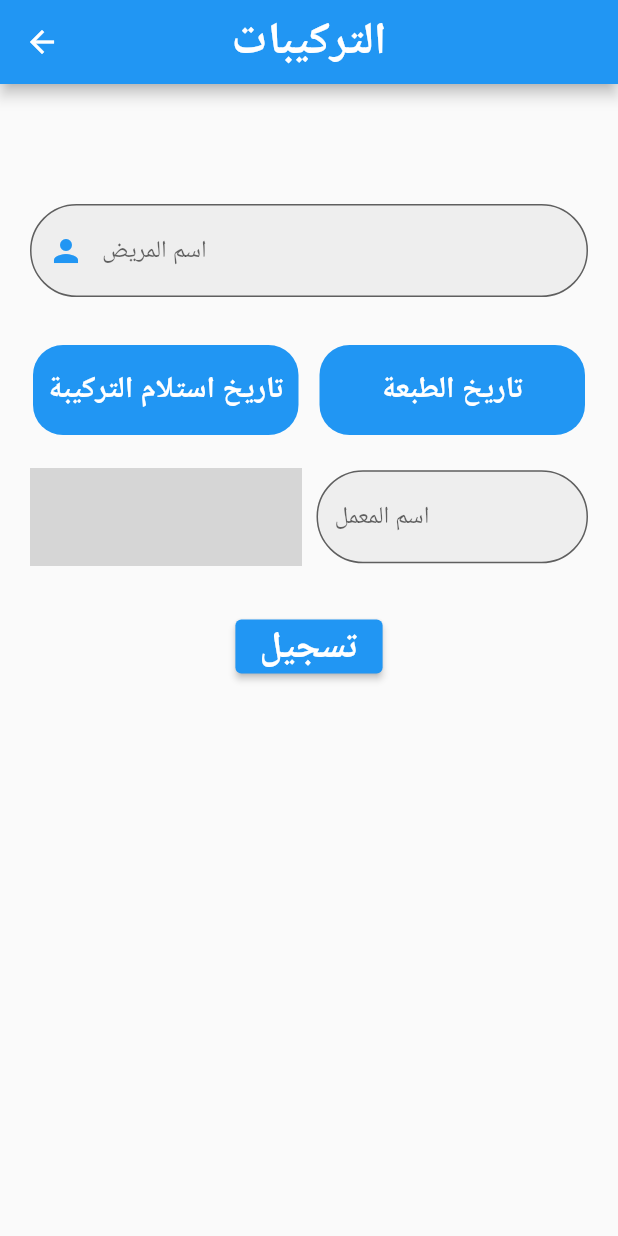
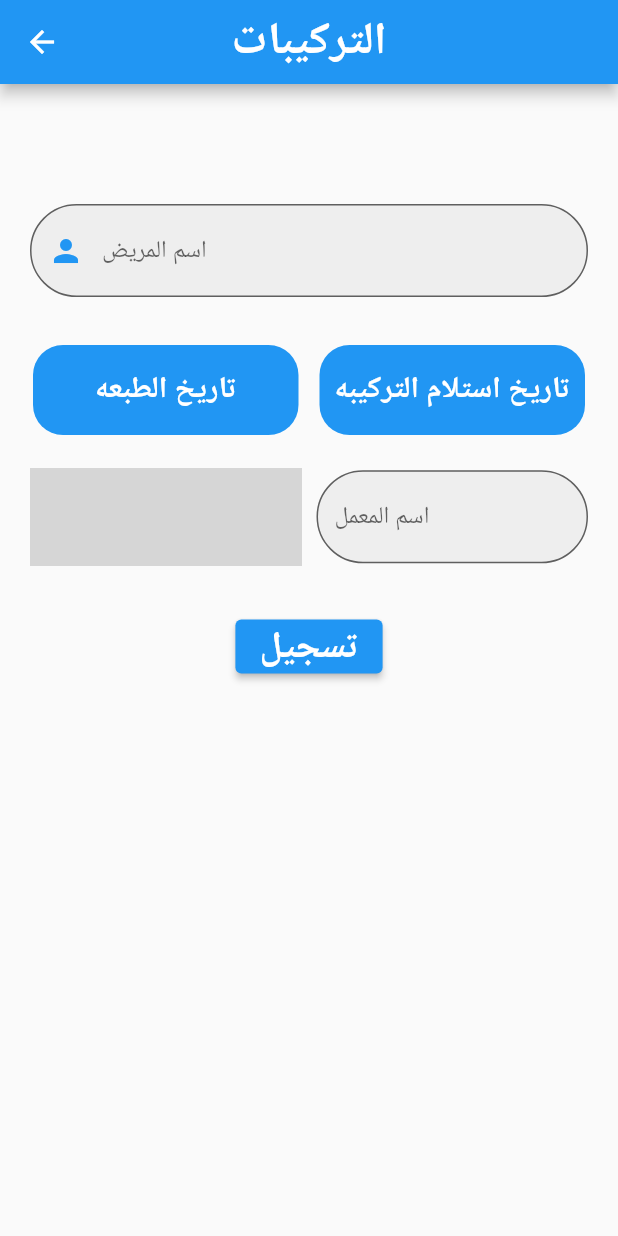
Before and after one commit to ibrahimMedhat-1/pioneer, a Flutter app: the Fixtures screen opened directly, after a tap on "تسجيل", on a phone screen of 412 x 824 dp. Run offline on Flutter 3.47's test engine with Material 2 defaults, Android fonts, the phone set to English and light mode, and no system bars; our stand-ins replace cloud_firestore, firebase_auth, firebase_core, flutter_bloc; missing offline and left inert: flutter_dropdown; accounts and stored records are empty; grey boxes are pictures that could not be loaded.

Commit message:
add dates & fixtures to doctors and to allDates

```diff
--- a/lib/view/fixtures/fixtures.dart
+++ b/lib/view/fixtures/fixtures.dart
@@ -1,9 +1,10 @@
 import 'package:flutter/material.dart';
+import 'package:flutter_bloc/flutter_bloc.dart';
 import 'package:flutter_dropdown/flutter_dropdown.dart';
+import 'package:pioneer/view_model/fixtures_cubit/fixtures_cubit.dart';
 
 class Fixtures extends StatefulWidget {
   const Fixtures({super.key});
-
 
   @override
   State<Fixtures> createState() => _FixturesState();
@@ -14,9 +15,9 @@ class _FixturesState extends State<Fixtures> {
 
   @override
   Widget build(BuildContext context) {
-    DateTime? dateTime;
-    void selectDate(context) async {
-      dateTime = await showDatePicker(
+    String? dateTime;
+    Future<String> selectDate(context) async {
+      await showDatePicker(
           context: context,
           initialDate: DateTime.now(),
           firstDate: DateTime.now(),
@@ -37,36 +38,40 @@ class _FixturesState extends State<Fixtures> {
               ),
               child: child!,
             );
+          }).then((value) {
+        dateTime = '${value!.year}-${value!.month}-${value!.day}';
       });
-      setState(() {
-        stringDate = '${dateTime!.year}-${dateTime!.month}-${dateTime!.day}';
-      });
+      return dateTime!;
     }
+
+    return BlocProvider(
+      create: (context) => FixturesCubit(),
+      child: BlocConsumer<FixturesCubit, FixturesState>(
+        listener: (context, state) {},
+        builder: (context, state) {
+          FixturesCubit cubit = FixturesCubit.get(context);
           return Scaffold(
             appBar: AppBar(
               centerTitle: true,
-        title: const Text(
-            style: TextStyle(fontSize: 30,fontWeight: FontWeight.bold,color: Colors.white),
-            'التركيبات'),
+              title: const Text(style: TextStyle(fontSize: 30, fontWeight: FontWeight.bold, color: Colors.white), 'التركيبات'),
             ),
             body: SingleChildScrollView(
               child: Padding(
                 padding: const EdgeInsets.all(20.0),
                 child: Column(
                   children: [
-              const SizedBox(height: 60,),
+                    const SizedBox(
+                      height: 60,
+                    ),
                     TextFormField(
                       keyboardType: TextInputType.text,
-                onFieldSubmitted: (String value) {
-                  print(value);
-                },
-                onChanged: (String value) {
-                  print(value);
-                },
+                      controller: cubit.patientNameController,
                       decoration: InputDecoration(
                           filled: true,
                           fillColor: Colors.grey[200],
-                    labelStyle: TextStyle(color: Colors.grey[700],),
+                          labelStyle: TextStyle(
+                            color: Colors.grey[700],
+                          ),
                           hintText: 'اسم المريض',
                           prefixIcon: const Icon(
                             Icons.person,
@@ -76,46 +81,52 @@ class _FixturesState extends State<Fixtures> {
                             borderSide: const BorderSide(color: Colors.blue),
                             borderRadius: BorderRadius.circular(50.0),
                           ),
-                    border: OutlineInputBorder(
-                        borderRadius: BorderRadius.circular(50))),
+                          border: OutlineInputBorder(borderRadius: BorderRadius.circular(50))),
                     ),
-              const SizedBox(height: 30,),
+                    const SizedBox(
+                      height: 30,
+                    ),
                     Row(
                       children: [
                         Expanded(
                           child: InkWell(
-                      onTap: () {
-                        selectDate(context);
+                            onTap: () async {
+                              cubit.changePrintDate(await selectDate(context));
                             },
                             child: Container(
                               margin: const EdgeInsets.all(2),
                               height: 60,
                               decoration: BoxDecoration(color: Colors.blue, borderRadius: BorderRadius.circular(20)),
-                        child: const Center(
-                          child: Text(style: TextStyle(fontWeight: FontWeight.bold, fontSize: 20, color: Colors.white), 'تاريخ استلام التركيبة'),
+                              child: Center(
+                                child: Text(style: TextStyle(fontWeight: FontWeight.bold, fontSize: 20, color: Colors.white), cubit.stringPrintDate),
                               ),
                             ),
                           ),
                         ),
-                  const SizedBox(width: 10,),
+                        const SizedBox(
+                          width: 10,
+                        ),
                         Expanded(
                           child: InkWell(
-                      onTap: () {
-                        selectDate(context);
+                            onTap: () async {
+                              cubit.changeReceiveDate(await selectDate(context));
                             },
                             child: Container(
                               margin: const EdgeInsets.all(2),
                               height: 60,
                               decoration: BoxDecoration(color: Colors.blue, borderRadius: BorderRadius.circular(20)),
-                        child: const Center(
-                          child: Text(style: TextStyle(fontWeight: FontWeight.bold, fontSize: 20, color: Colors.white), 'تاريخ الطبعة'),
+                              child: Center(
+                                child:
+                                    Text(style: TextStyle(fontWeight: FontWeight.bold, fontSize: 20, color: Colors.white), cubit.stringReceiveDate),
                               ),
                             ),
                           ),
                         ),
                       ],
                     ),
-              const SizedBox(height: 20,),
+                    const SizedBox(
+                      height: 20,
+                    ),
                     Row(
                       children: [
                         Expanded(
@@ -133,44 +144,64 @@ class _FixturesState extends State<Fixtures> {
                                   Icons.expand_more,
                                   color: Colors.white,
                                 ),
+                                onChanged: (value) {
+                                  cubit.drNameValue = value;
+                                },
                               ),
                             ),
                           ),
                         ),
-                  const SizedBox(width: 10,),
+                        const SizedBox(
+                          width: 10,
+                        ),
                         Expanded(
                           child: TextFormField(
                             keyboardType: TextInputType.text,
-                      onFieldSubmitted: (String value) {
-                        print(value);
-                      },
-                      onChanged: (String value) {
-                        print(value);
-                      },
+                            controller: cubit.labNameController,
                             decoration: InputDecoration(
                                 filled: true,
                                 fillColor: Colors.grey[200],
-                          labelStyle: TextStyle(color: Colors.grey[700],),
+                                labelStyle: TextStyle(
+                                  color: Colors.grey[700],
+                                ),
                                 hintText: 'اسم المعمل ',
                                 focusedBorder: OutlineInputBorder(
                                   borderSide: const BorderSide(color: Colors.blue),
                                   borderRadius: BorderRadius.circular(50.0),
                                 ),
-                          border: OutlineInputBorder(
-                              borderRadius: BorderRadius.circular(50))),
+                                border: OutlineInputBorder(borderRadius: BorderRadius.circular(50))),
                           ),
                         ),
                       ],
                     ),
-              const SizedBox(height: 30,),
-              ElevatedButton(onPressed: (){}, child: const Text(
-
-                  style: TextStyle(fontSize: 25,fontWeight: FontWeight.bold,),
+                    const SizedBox(
+                      height: 30,
+                    ),
+                    cubit.isLoading
+                        ? const CircularProgressIndicator()
+                        : ElevatedButton(
+                            onPressed: () {
+                              cubit.addFixture(
+                                patientName: cubit.patientNameController.text,
+                                printDate: cubit.stringPrintDate,
+                                receiveDate: cubit.stringReceiveDate,
+                                labName: cubit.labNameController.text,
+                                drName: cubit.drNameValue!,
+                              );
+                            },
+                            child: const Text(
+                                style: TextStyle(
+                                  fontSize: 25,
+                                  fontWeight: FontWeight.bold,
+                                ),
                                 'تسجيل'))
                   ],
                 ),
               ),
             ),
           );
+        },
+      ),
+    );
   }
 }
--- /dev/null
+++ b/lib/view_model/fixtures_cubit/fixtures_state.dart
@@ -0,0 +1,14 @@
+part of 'fixtures_cubit.dart';
+
+@immutable
+abstract class FixturesState {}
+
+class FixturesInitial extends FixturesState {}
+
+class ChangePrintDate extends FixturesState {}
+
+class ChangeReceiveDate extends FixturesState {}
+
+class IsLoading extends FixturesState {}
+
+class FixtureAddedSuccessfully extends FixturesState {}
--- a/pubspec.yaml
+++ b/pubspec.yaml
@@ -29,6 +29,7 @@ environment:
 # versions available, run `flutter pub outdated`.
 dependencies:
   firebase_core:
+  cloud_firestore:
   firebase_auth:
   flutter_bloc: ^8.1.1
   bloc: ^8.1.0
```
Also changed, not shown: lib/view/archives_daily/archives_daily.dart (+32 -40 lines), lib/view/booking/booking.dart (+67 -36 lines), lib/view_model/auth_cubit/auth_cubit.dart (+12 -1 lines), lib/view_model/booking_cubit/booking_cubit.dart (added, +64 -0 lines), lib/view_model/booking_cubit/booking_state.dart (added, +12 -0 lines), lib/view_model/fixtures_cubit/fixtures_cubit.dart (added, +75 -0 lines), pubspec.lock, 2 other files. Lines whose indentation alone changed are shown as unchanged.
